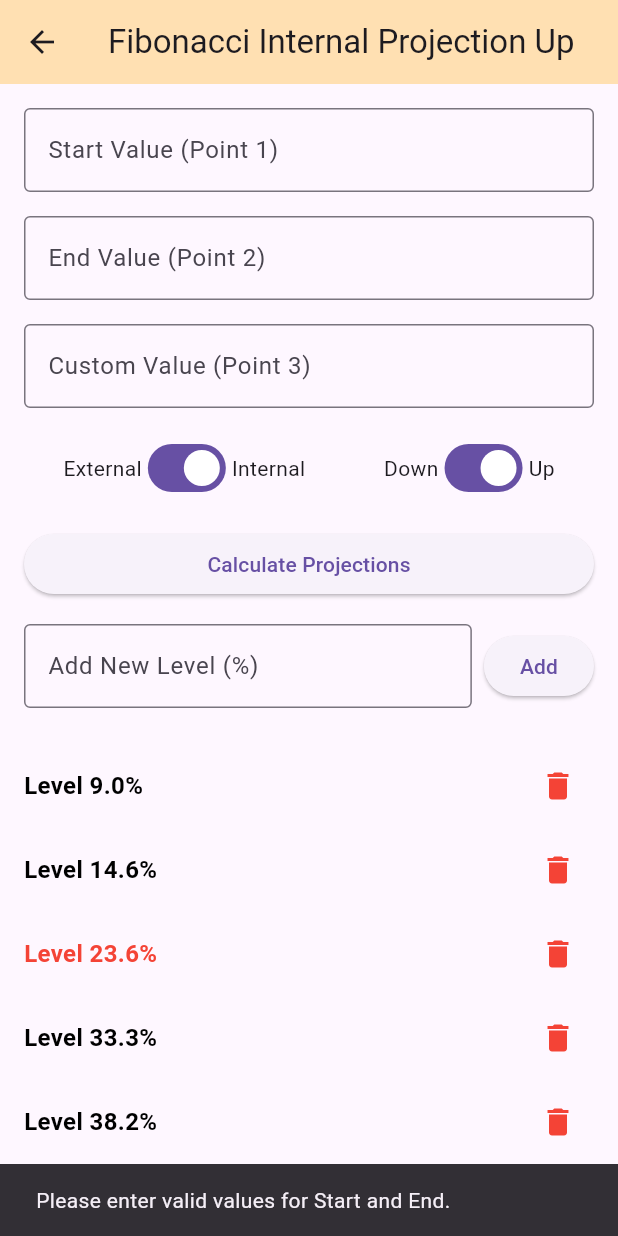
After one commit to PunnawitAck3003/AckFibonacciCalculator, a Flutter app: the FibonacciProjectionPage screen opened directly, after a tap on "Calculate Projections", on a phone screen of 412 x 824 dp. The commit adds this screen. Run offline on Flutter 3.47's test engine with Material 3 defaults, Android fonts, the phone set to English and light mode, and no system bars.

Commit message:
fibonacci projection

```diff
--- /dev/null
+++ b/lib/fibonacci_projection_page.dart
@@ -0,0 +1,268 @@
+import 'package:flutter/material.dart';
+import 'fibonacci_levels.dart';
+
+class FibonacciProjectionPage extends StatefulWidget {
+  @override
+  _FibonacciProjectionPageState createState() =>
+      _FibonacciProjectionPageState();
+}
+
+class _FibonacciProjectionPageState extends State<FibonacciProjectionPage> {
+  final TextEditingController _startController = TextEditingController();
+  final TextEditingController _endController = TextEditingController();
+  final TextEditingController _retracementController = TextEditingController();
+  final TextEditingController _newLevelController = TextEditingController();
+
+  bool _isInternalMode = true; // Toggle state
+  bool _isUpMode = true;
+  Map<String, double>? _projectionResults;
+  List<double> _levels = levels; // Using the levels from the imported file
+  Set<double> _importantLevels = importantLevels;
+
+  void _calculateProjections() {
+    final double? start = double.tryParse(_startController.text);
+    final double? end = double.tryParse(_endController.text);
+    final double? retracement = double.tryParse(_retracementController.text);
+
+    if (start != null && end != null) {
+      final double range = (end - start).abs();
+
+      setState(() {
+        if (_isInternalMode && _isUpMode && retracement != null) {
+          // Internal Projection Up Calculation
+          _projectionResults = {
+            for (double ratio in _levels)
+              '${(ratio * 100).toStringAsFixed(1)}%':
+                  retracement + (range * ratio),
+          };
+        } else if (!_isInternalMode && _isUpMode) {
+          // External Projection Up Calculatio
+          _projectionResults = {
+            for (double ratio in _levels)
+              '${(ratio * 100).toStringAsFixed(1)}%': end + (range * ratio),
+          };
+        } else if (_isInternalMode && !_isUpMode && retracement != null) {
+          // Internal Projection Down Calculation
+          _projectionResults = {
+            for (double ratio in _levels)
+              '${(ratio * 100).toStringAsFixed(1)}%':
+                  retracement - (range * ratio),
+          };
+        } else if (!_isInternalMode && !_isUpMode) {
+          // External Projection Down Calculation
+          _projectionResults = {
+            for (double ratio in _levels)
+              '${(ratio * 100).toStringAsFixed(1)}%': end - (range * ratio),
+          };
+        } else {
+          _projectionResults = null;
+          ScaffoldMessenger.of(context).showSnackBar(
+            SnackBar(
+              content: Text('Please enter valid retracement value.'),
+            ),
+          );
+        }
+      });
+    } else {
+      setState(() {
+        _projectionResults = null;
+      });
+      ScaffoldMessenger.of(context).showSnackBar(
+        SnackBar(content: Text('Please enter valid values for Start and End.')),
+      );
+    }
+  }
+
+  void _addNewLevel() {
+    final double? newLevel = double.tryParse(_newLevelController.text);
+    if (newLevel != null && !_levels.contains(newLevel / 100)) {
+      setState(() {
+        _levels.add(newLevel / 100); // Convert to decimal
+        _levels.sort(); // Sort levels after adding
+        _newLevelController.clear();
+        _calculateProjections();
+      });
+    } else {
+      ScaffoldMessenger.of(context).showSnackBar(
+        SnackBar(content: Text('Please enter a valid unique level.')),
+      );
+    }
+  }
+
+  void _deleteLevel(double level) {
+    setState(() {
+      _levels.remove(level);
+      _levels.sort(); // Sort levels after removing
+    });
+  }
+
+  @override
+  Widget build(BuildContext context) {
+    return Scaffold(
+      appBar: AppBar(
+        title: Text(
+          'Fibonacci ${_isInternalMode ? 'Internal' : 'External'} Projection ${_isUpMode ? 'Up' : 'Down'}',
+        ),
+        centerTitle: true,
+        backgroundColor: Colors.orange[100],
+      ),
+      body: Padding(
+        padding: const EdgeInsets.all(16.0),
+        child: Column(
+          crossAxisAlignment: CrossAxisAlignment.stretch,
+          children: [
+            TextField(
+              controller: _startController,
+              keyboardType: TextInputType.number,
+              decoration: InputDecoration(
+                labelText: 'Start Value (Point 1)',
+                border: OutlineInputBorder(),
+              ),
+            ),
+            SizedBox(height: 16),
+            TextField(
+              controller: _endController,
+              keyboardType: TextInputType.number,
+              decoration: InputDecoration(
+                labelText: 'End Value (Point 2)',
+                border: OutlineInputBorder(),
+              ),
+            ),
+            if (_isInternalMode) // Show Retracement Input Only in Internal Mode
+              Column(
+                children: [
+                  SizedBox(height: 16),
+                  TextField(
+                    controller: _retracementController,
+                    keyboardType: TextInputType.number,
+                    decoration: InputDecoration(
+                      labelText: 'Custom Value (Point 3)',
+                      border: OutlineInputBorder(),
+                    ),
+                  ),
+                ],
+              ),
+            SizedBox(height: 16),
+            Row(
+              mainAxisAlignment: MainAxisAlignment.spaceAround,
+              children: [
+                Column(
+                  crossAxisAlignment: CrossAxisAlignment.center,
+                  children: [
+                    Row(
+                      children: [
+                        Text('External'),
+                        Switch(
+                          value:
+                              _isInternalMode, // External is when _isInternalMode is false
+                          onChanged: (value) {
+                            setState(() {
+                              _isInternalMode = value;
+                            });
+                          },
+                        ),
+                        Text('Internal'),
+                      ],
+                    ),
+                  ],
+                ),
+                Column(
+                  crossAxisAlignment: CrossAxisAlignment.center,
+                  children: [
+                    Row(
+                      children: [
+                        Text('Down'),
+                        Switch(
+                          value: _isUpMode, // Down is when _isUpMode is false
+                          onChanged: (value) {
+                            setState(() {
+                              _isUpMode = value;
+                            });
+                          },
+                        ),
+                        Text('Up'),
+                      ],
+                    ),
+                  ],
+                ),
+              ],
+            ),
+            SizedBox(height: 16),
+            ElevatedButton(
+              onPressed: _calculateProjections,
+              child: Text('Calculate Projections'),
+            ),
+            SizedBox(height: 16),
+            Row(
+              children: [
+                Expanded(
+                  child: TextField(
+                    controller: _newLevelController,
+                    keyboardType: TextInputType.number,
+                    decoration: InputDecoration(
+                      labelText: 'Add New Level (%)',
+                      border: OutlineInputBorder(),
+                    ),
+                  ),
+                ),
+                SizedBox(width: 8),
+                ElevatedButton(
+                  onPressed: _addNewLevel,
+                  child: Text('Add'),
+                ),
+              ],
+            ),
+            SizedBox(height: 24),
+            Expanded(
+              child: ListView(
+                children: _levels.map((level) {
+                  // Convert decimal back to percentage string
+                  final String levelStr =
+                      '${(level * 100).toStringAsFixed(1)}%';
+                  final bool isImportant = _importantLevels.contains(level);
+                  return Padding(
+                    padding: const EdgeInsets.symmetric(vertical: 4.0),
+                    child: Row(
+                      mainAxisAlignment: MainAxisAlignment.spaceBetween,
+                      children: [
+                        Text(
+                          'Level $levelStr',
+                          style: TextStyle(
+                            fontSize: 16,
+                            fontWeight: FontWeight.bold,
+                            color: isImportant
+                                ? Colors.red
+                                : Colors.black, // Highlight important levels
+                          ),
+                        ),
+                        Row(
+                          children: [
+                            if (_projectionResults != null)
+                              Text(
+                                _projectionResults![levelStr]
+                                        ?.toStringAsFixed(2) ??
+                                    '',
+                                style: TextStyle(
+                                    fontSize: 16,
+                                    color: isImportant
+                                        ? Colors.red
+                                        : Colors.grey[700]),
+                              ),
+                            IconButton(
+                              icon: Icon(Icons.delete, color: Colors.red),
+                              onPressed: () => _deleteLevel(level),
+                            ),
+                          ],
+                        ),
+                      ],
+                    ),
+                  );
+                }).toList(),
+              ),
+            ),
+          ],
+        ),
+      ),
+    );
+  }
+}
--- a/lib/main.dart
+++ b/lib/main.dart
@@ -1,4 +1,5 @@
 import 'package:flutter/material.dart';
+import 'package:flutter_application_fib1/fibonacci_projection_page.dart';
 import 'package:flutter_application_fib1/fibonacci_rebounding_page.dart';
 import 'package:flutter_application_fib1/fibonacci_retracement_page.dart';
 
@@ -25,12 +26,14 @@ class HomePage extends StatelessWidget {
         centerTitle: true,
         backgroundColor: Colors.amber[50],
       ),
-      body: Center( // Center the entire Column widget within the body
+      body: Center(
+        // Center the entire Column widget within the body
         child: Padding(
           padding: const EdgeInsets.all(16.0),
           child: Column(
             mainAxisAlignment: MainAxisAlignment.center, // Vertically center
-            crossAxisAlignment: CrossAxisAlignment.center, // Horizontally center
+            crossAxisAlignment:
+                CrossAxisAlignment.center, // Horizontally center
             children: [
               ElevatedButton(
                 onPressed: () {
@@ -55,6 +58,18 @@ class HomePage extends StatelessWidget {
                 },
                 child: Text('Fibonacci Rebounding Calculator'),
               ),
+              SizedBox(height: 20),
+              ElevatedButton(
+                onPressed: () {
+                  Navigator.push(
+                    context,
+                    MaterialPageRoute(
+                      builder: (context) => FibonacciProjectionPage(),
+                    ),
+                  );
+                },
+                child: Text('Fibonacci Projection Calculator'),
+              ),
             ],
           ),
         ),
```
